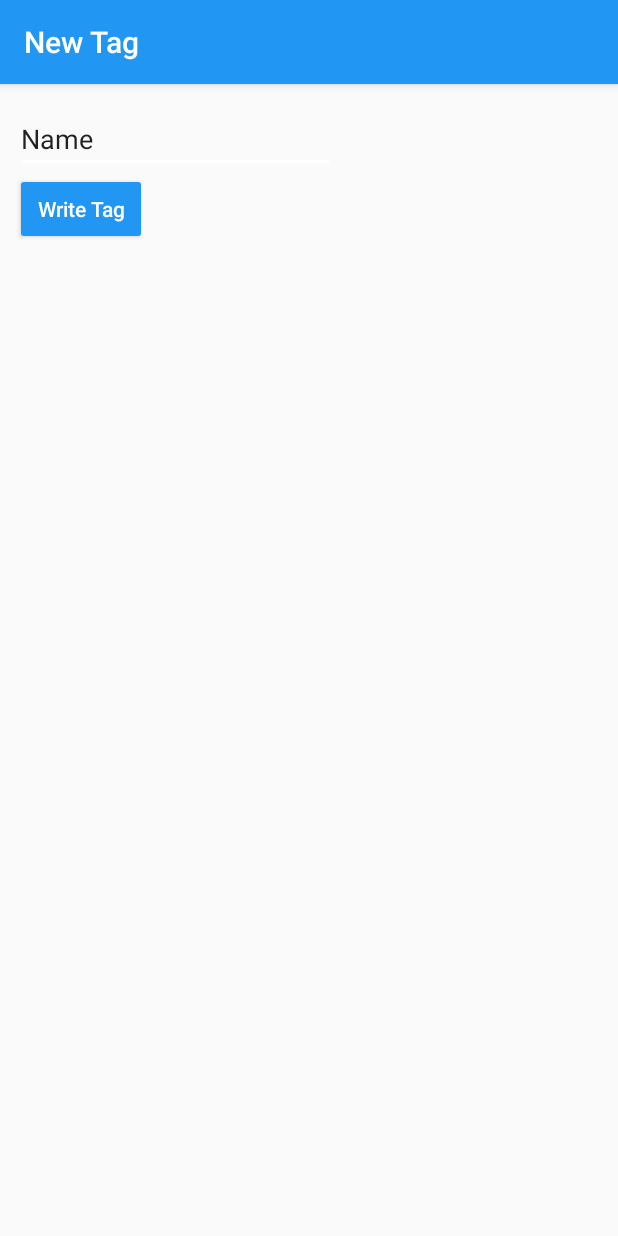
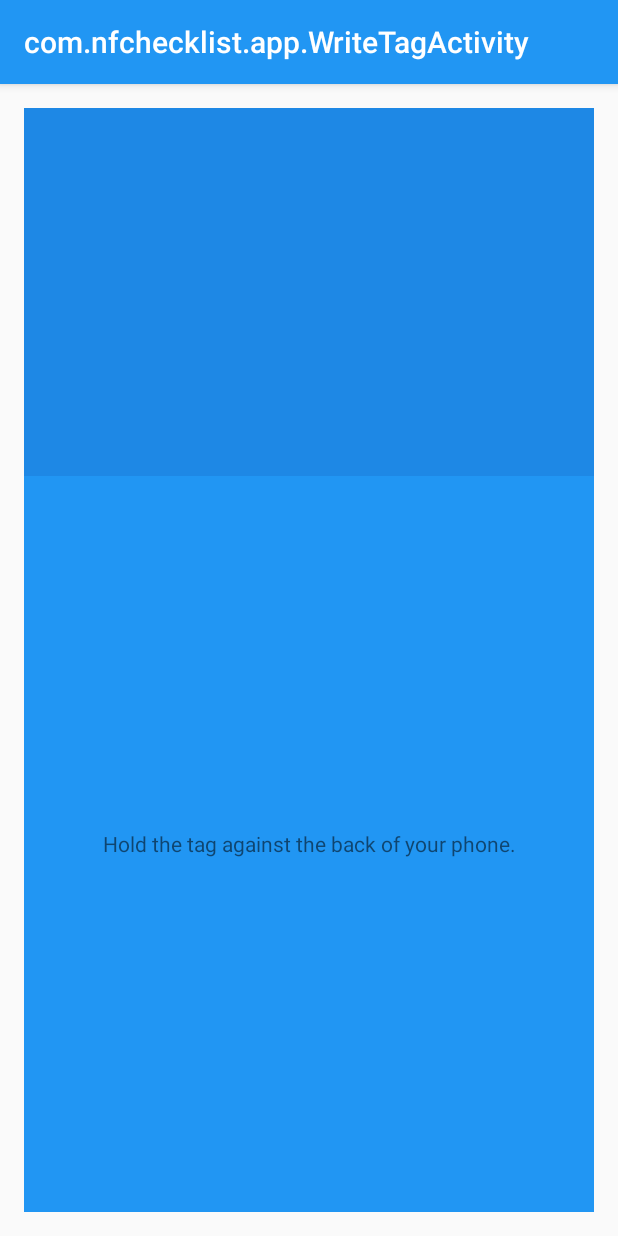
Before and after one commit to benjcolin/NFChecklist, an Android app: the NewTagActivity screen opened directly, with no data from a screen before it, after a tap on "Write Tag", on a phone screen of 412 x 824 dp. Run offline under Robolectric (Android 15) with nearby library versions, the phone set to English and light mode, and no system bars; 2 statements that could not run were skipped.

Commit message:
new Activity WriteTagActivity

```diff
--- a/app/src/main/AndroidManifest.xml
+++ b/app/src/main/AndroidManifest.xml
@@ -3,6 +3,7 @@
     package="com.nfchecklist.app">
 
     <uses-permission android:name="android.permission.NFC" />
+
     <application
         android:allowBackup="true"
         android:icon="@mipmap/ic_launcher"
@@ -21,8 +22,8 @@
         <activity
             android:name=".NewTagActivity"
             android:label="@string/newTagActivity"
-            android:theme="@style/AppTheme.NoActionBar">
-        </activity>
+            android:theme="@style/AppTheme.NoActionBar"></activity>
+        <activity android:name=".WriteTagActivity"></activity>
     </application>
 
 </manifest>
--- a/app/src/main/java/com/nfchecklist/app/NewTagActivity.java
+++ b/app/src/main/java/com/nfchecklist/app/NewTagActivity.java
@@ -21,6 +21,7 @@ import java.io.IOException;
 import java.io.UnsupportedEncodingException;
 
 public class NewTagActivity extends AppCompatActivity {
+    public final static String EXTRA_MESSAGE = "com.nfchecklist.app.MESSAGE";
     private Tag mytag;
     private Context ctx;
     private EditText tagName;
@@ -42,6 +43,10 @@ public class NewTagActivity extends AppCompatActivity {
     }
 
     public void writeTag(View view){
+        Intent intent = new Intent(this, WriteTagActivity.class);
+        intent.putExtra(EXTRA_MESSAGE, tagName.getText());
+        startActivity(intent);
+
         try {
             if(mytag==null){
                 Toast.makeText(ctx, ctx.getString(R.string.error_detected), Toast.LENGTH_SHORT ).show();
@@ -59,11 +64,25 @@ public class NewTagActivity extends AppCompatActivity {
     }
 
     @Override
+    public void onResume() {
+        super.onResume();
+        //Enable forground dispatching to get the tags
+        mAdapter.enableForegroundDispatch(this, mPendingIntent, null, null); //ended up setting mFilters and mTechLists to null
+    }
+
+    @Override
     protected void onNewIntent(Intent intent){
         if(NfcAdapter.ACTION_TAG_DISCOVERED.equals(intent.getAction())){
             mytag = intent.getParcelableExtra(NfcAdapter.EXTRA_TAG);
             Toast.makeText(this, this.getString(R.string.ok_detection) + mytag.toString(), Toast.LENGTH_LONG ).show();
         }
+    }
+
+    @Override
+    public void onPause() {
+        super.onPause();
+        //You need to disable forgroundDispatching here
+        mAdapter.disableForegroundDispatch(this);
     }
 
     private NdefRecord createRecord(String text) throws UnsupportedEncodingException {
--- /dev/null
+++ b/app/src/main/java/com/nfchecklist/app/WriteTagActivity.java
@@ -0,0 +1,18 @@
+package com.nfchecklist.app;
+
+import android.content.Intent;
+import android.support.v7.app.AppCompatActivity;
+import android.os.Bundle;
+import android.widget.TextView;
+
+public class WriteTagActivity extends AppCompatActivity {
+
+    @Override
+    protected void onCreate(Bundle savedInstanceState) {
+        super.onCreate(savedInstanceState);
+        setContentView(R.layout.activity_write_tag);
+        TextView tagName = (TextView) findViewById(R.id.tagName);
+        Intent intent = getIntent();
+        tagName.setText(intent.getStringExtra(NewTagActivity.EXTRA_MESSAGE));
+    }
+}
--- /dev/null
+++ b/app/src/main/res/layout/activity_write_tag.xml
@@ -0,0 +1,25 @@
+<?xml version="1.0" encoding="utf-8"?>
+<LinearLayout xmlns:android="http://schemas.android.com/apk/res/android"
+    xmlns:tools="http://schemas.android.com/tools"
+    android:layout_width="match_parent"
+    android:layout_height="match_parent"
+    android:paddingBottom="@dimen/activity_vertical_margin"
+    android:paddingLeft="@dimen/activity_horizontal_margin"
+    android:paddingRight="@dimen/activity_horizontal_margin"
+    android:paddingTop="@dimen/activity_vertical_margin"
+    tools:context="com.nfchecklist.app.WriteTagActivity"
+    android:orientation="vertical">
+    <TextView
+        android:layout_width="match_parent"
+        android:layout_height="match_parent"
+        android:layout_weight="2"
+        android:background="@color/colorPrimaryDark"
+        android:id="@+id/tagName"/>
+    <TextView
+        android:layout_width="match_parent"
+        android:layout_height="match_parent"
+        android:layout_weight="1"
+        android:background="@color/colorPrimary"
+        android:text="@string/hold_the_tag"
+        android:gravity="center"/>
+</LinearLayout>
--- a/app/src/main/res/values/strings.xml
+++ b/app/src/main/res/values/strings.xml
@@ -11,4 +11,5 @@
     <string name="error_writing">error writing</string>
     <string name="ok_detection">ok detection</string>
     <string name="write_tag">Write Tag</string>
+    <string name="hold_the_tag">Hold the tag against the back of your phone.</string>
 </resources>
```
